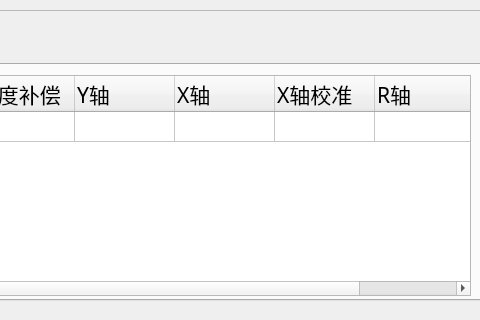
Tetraelc/A66_PRO, file A66-app/runstate.ui: the form before one commit; both pictures show x 182 to 662 and y 220 to 540 of the 1024 by 540 pixel window.
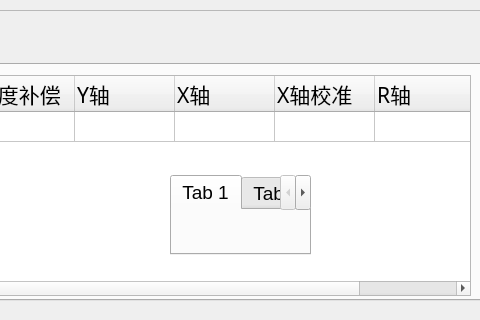
The form after the commit. Icons and pictures are not drawn.

Patch:
```diff
--- a/A66-app/runstate.ui
+++ b/A66-app/runstate.ui
@@ -286,6 +286,26 @@
       </size>
      </property>
     </widget>
+    <widget class="QTabWidget" name="tabWidget_2">
+     <property name="geometry">
+      <rect>
+       <x>330</x>
+       <y>110</y>
+       <width>141</width>
+       <height>80</height>
+      </rect>
+     </property>
+     <widget class="QWidget" name="tab_3">
+      <attribute name="title">
+       <string>Tab 1</string>
+      </attribute>
+     </widget>
+     <widget class="QWidget" name="tab_4">
+      <attribute name="title">
+       <string>Tab 2</string>
+      </attribute>
+     </widget>
+    </widget>
    </widget>
    <widget class="QWidget" name="tab_2">
     <attribute name="title">
```
